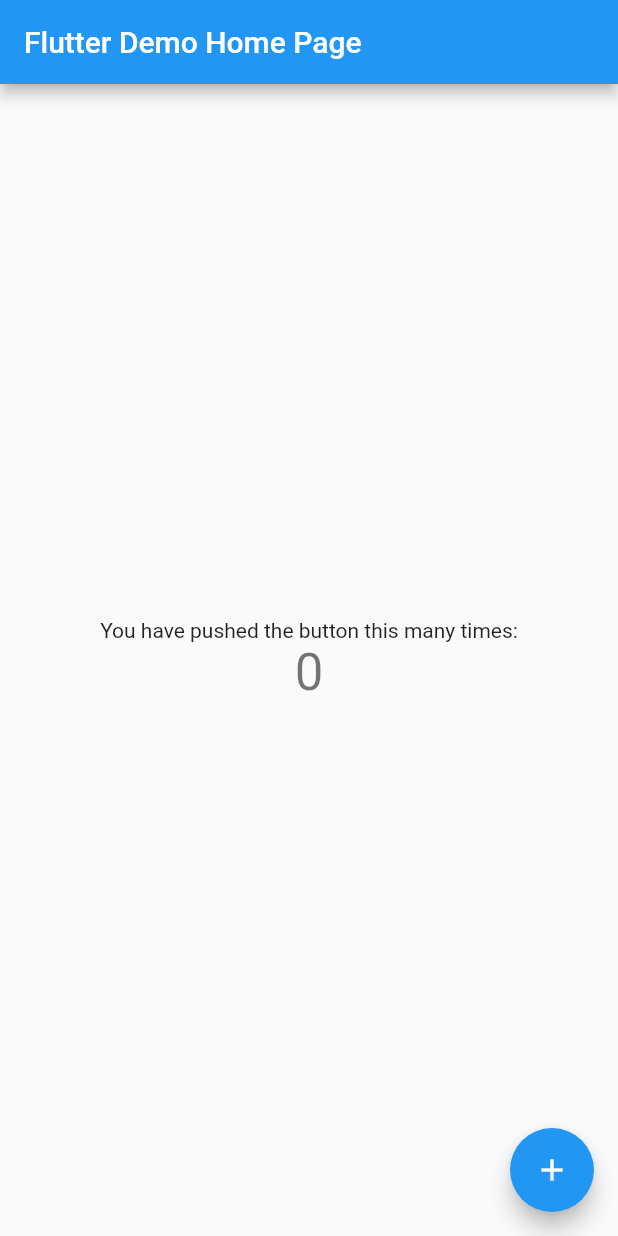
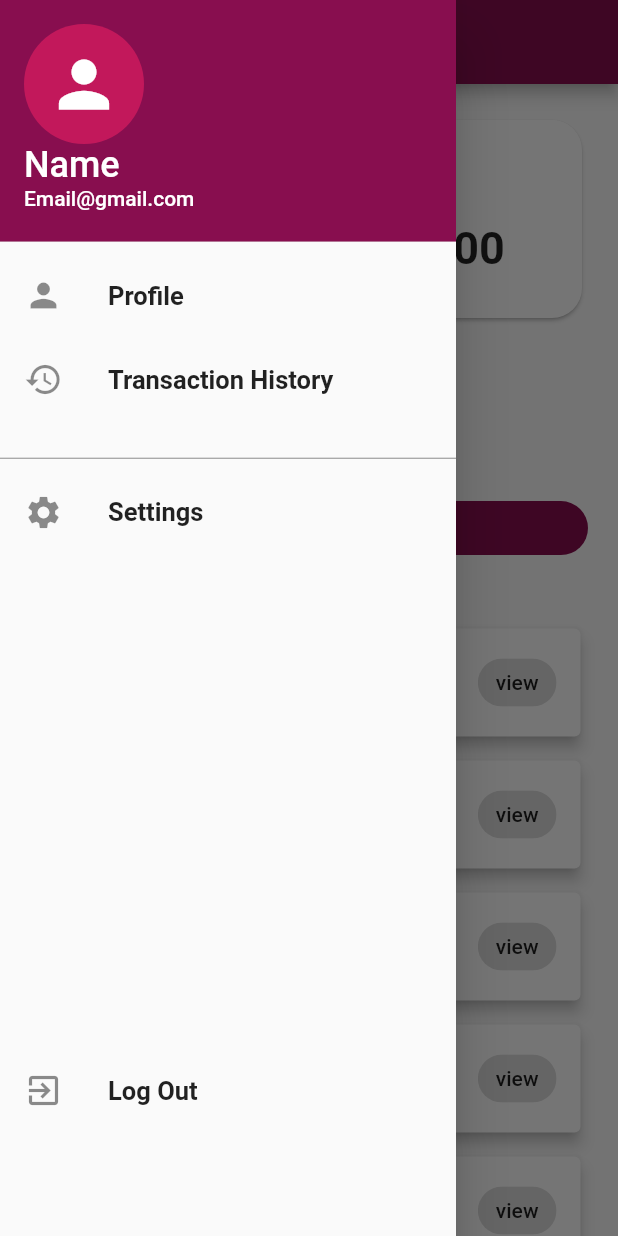
Before and after one commit to WojuadeAA/FlutterProjects, a Flutter app: the screen it shows after launch, with the side drawer open (before the commit the screen has no drawer), on a phone screen of 412 x 824 dp. Run offline on Flutter 3.47's test engine with Material 2 defaults, Android fonts, the phone set to English and light mode, and no system bars; our stand-ins replace google_fonts.

Commit message:
saturday 2239hours

```diff
--- /dev/null
+++ b/oneapppos/lib/Dashboard_Screen.dart
@@ -0,0 +1,250 @@
+import 'package:flutter/cupertino.dart';
+import 'package:flutter/material.dart';
+import 'package:google_fonts/google_fonts.dart';
+import 'package:intl/intl.dart';
+
+class DashBoard extends StatelessWidget {
+  var connectionStatus = false;
+  Widget buildListTile(String title, IconData icon, Function tapHandler) {
+    return ListTile(
+      leading: Icon(
+        icon,
+        size: 26,
+      ),
+      title: Text(
+        title,
+        style: GoogleFonts.aBeeZee(
+          fontSize: 17,
+          fontWeight: FontWeight.w700,
+        ),
+      ),
+      onTap: tapHandler,
+    );
+  }
+
+  Widget transactionItem({int amount, String name, DateTime date}) {
+    return Card(
+      elevation: 4,
+      margin: EdgeInsets.symmetric(
+        vertical: 8,
+        horizontal: 5,
+      ),
+      child: ListTile(
+          leading: CircleAvatar(
+            backgroundColor: Colors.pink,
+            radius: 30,
+            child: Padding(
+              padding: const EdgeInsets.all(5.0),
+              child: FittedBox(
+                child: Text(
+                  'N' '$amount',
+                ),
+              ),
+            ),
+          ),
+          title: Text(name),
+          subtitle: Text(
+            DateFormat.yMMMMd().format(date),
+          ),
+          trailing: Chip(label: Text('view'))),
+    );
+  }
+
+  @override
+  Widget build(BuildContext context) {
+    final mediaQuery = MediaQuery.of(context);
+    return Scaffold(
+      appBar: AppBar(
+        backgroundColor: Colors.pink[900],
+        title: Center(
+          child: Text('Dashboard'),
+        ),
+      ),
+      drawer: Drawer(
+        child: ListView(
+          children: <Widget>[
+            DrawerHeader(
+              decoration: BoxDecoration(
+                color: Colors.pink[900],
+              ),
+              child: Column(
+                crossAxisAlignment: CrossAxisAlignment.start,
+                mainAxisSize: MainAxisSize.max,
+                children: <Widget>[
+                  Row(
+                    children: <Widget>[
+                      CircleAvatar(
+                        child: Icon(
+                          Icons.person,
+                          size: 50,
+                        ),
+                        minRadius: 40,
+                      )
+                    ],
+                  ),
+                  Column(
+                    crossAxisAlignment: CrossAxisAlignment.start,
+                    mainAxisAlignment: MainAxisAlignment.spaceEvenly,
+                    children: <Widget>[
+                      Text(
+                        'Name',
+                        style: GoogleFonts.aBeeZee(
+                          color: Colors.white,
+                          fontSize: 24,
+                        ),
+                      ),
+                      Text(
+                        'Email@gmail.com',
+                        style: TextStyle(
+                          color: Colors.white,
+                        ),
+                      ),
+                    ],
+                  ),
+                ],
+              ),
+            ),
+            buildListTile("Profile", Icons.person, () {}),
+            buildListTile('Transaction History', Icons.history, () {
+              Navigator.of(context).pushNamed('/');
+            }),
+            SizedBox(
+              height: mediaQuery.size.height * .02,
+            ),
+            Divider(
+              color: Colors.black45,
+            ),
+            buildListTile("Settings", Icons.settings, () {
+              Navigator.of(context).pushNamed('/');
+            }),
+            SizedBox(
+              height: mediaQuery.size.height * .4,
+            ),
+            buildListTile('Log Out', Icons.exit_to_app, () {
+              Navigator.of(context).pushNamed('/');
+            }),
+          ],
+        ),
+      ),
+      body: SingleChildScrollView(
+        child: Column(
+          children: <Widget>[
+            Container(
+              width: double.maxFinite,
+              height: (mediaQuery.size.height - mediaQuery.padding.top) * 0.17,
+              margin: EdgeInsets.only(top: 20, left: 20, right: 20),
+              child: Card(
+                shape: RoundedRectangleBorder(
+                    borderRadius: BorderRadius.all(Radius.circular(20))),
+                child: Column(
+                  mainAxisAlignment: MainAxisAlignment.center,
+                  children: <Widget>[
+                    Padding(
+                      padding: const EdgeInsets.all(8.0),
+                      child: Text(
+                        'Current Balance',
+                        style: GoogleFonts.aBeeZee(
+                            fontSize: 20,
+                            fontWeight: FontWeight.bold,
+                            color: Colors.pink[900]),
+                      ),
+                    ),
+                    Padding(
+                      padding: const EdgeInsets.all(8.0),
+                      child: Text(
+                        'N 10000000000.00',
+                        style: GoogleFonts.aBeeZee(
+                            fontSize: 30, fontWeight: FontWeight.bold),
+                      ),
+                    ),
+                  ],
+                ),
+                color: Colors.white,
+              ),
+            ),
+            Container(
+              margin: EdgeInsets.all(20),
+              child: InkWell(
+                borderRadius: BorderRadius.all(Radius.circular(20)),
+                onTap: () {},
+                splashColor: Colors.pink[900],
+                child: ListTile(
+                  leading: connectionStatus
+                      ? Icon(Icons.bluetooth)
+                      : Icon(Icons.bluetooth_disabled),
+                  title: Center(
+                    child: Text(
+                      'connection status',
+                      style: GoogleFonts.aBeeZee(fontWeight: FontWeight.bold),
+                    ),
+                  ),
+                  subtitle: connectionStatus
+                      ? Center(
+                          child: Text(
+                            'Connected',
+                            style: GoogleFonts.aBeeZee(
+                                fontWeight: FontWeight.bold),
+                          ),
+                        )
+                      : Center(
+                          child: Text(
+                            'Disconnected',
+                            style: GoogleFonts.aBeeZee(
+                                fontWeight: FontWeight.bold),
+                          ),
+                        ),
+                ),
+              ),
+            ),
+            Container(
+              width: 4400,
+              margin: EdgeInsets.only(
+                left: 20,
+                right: 20,
+              ),
+              child: FlatButton(
+                color: Colors.pink[900],
+                splashColor: Colors.pink[100],
+                shape: RoundedRectangleBorder(
+                  borderRadius: BorderRadius.all(
+                    Radius.circular(20),
+                  ),
+                ),
+                onPressed: () {},
+                child: Text(
+                  'Withdraw',
+                  style: GoogleFonts.aBeeZee(fontSize: 23, color: Colors.white),
+                ),
+              ),
+            ),
+            Text(
+              'Transactions',
+              style: GoogleFonts.aBeeZee(
+                fontSize: 30,
+                fontWeight: FontWeight.bold,
+              ),
+            ),
+            Container(
+              margin: EdgeInsets.only(right: 20, left: 20),
+              //   height: (mediaQuery.size.height - mediaQuery.padding.top) * 0.5,
+              child: Column(
+                children: <Widget>[
+                  transactionItem(
+                      amount: 121, name: 'Account Name', date: DateTime.now()),
+                  transactionItem(
+                      amount: 121, name: 'Account Name', date: DateTime.now()),
+                  transactionItem(
+                      amount: 121, name: 'Account Name', date: DateTime.now()),
+                  transactionItem(
+                      amount: 121, name: 'Account Name', date: DateTime.now()),
+                  transactionItem(
+                      amount: 121, name: 'Account Name', date: DateTime.now()),
+                ],
+              ),
+            )
+          ],
+        ),
+      ),
+    );
+  }
+}
--- /dev/null
+++ b/oneapppos/lib/Transaction.dart
@@ -0,0 +1,21 @@
+import 'package:flutter/cupertino.dart';
+
+class Transaction {
+  //region properties
+//Properties
+  final String id;
+  final String title;
+  final double amount;
+  final DateTime date;
+
+  //ctors
+  Transaction({
+    @required this.id,
+    @required this.title,
+    @required this.amount,
+    @required this.date,
+  });
+
+//endregion
+
+}
--- a/oneapppos/lib/main.dart
+++ b/oneapppos/lib/main.dart
@@ -1,4 +1,5 @@
 import 'package:flutter/material.dart';
+import 'package:oneapppos/Dashboard_Screen.dart';
 
 void main() {
   runApp(MyApp());
@@ -11,22 +12,13 @@ class MyApp extends StatelessWidget {
     return MaterialApp(
       title: 'Flutter Demo',
       theme: ThemeData(
-        // This is the theme of your application.
-        //
-        // Try running your application with "flutter run". You'll see the
-        // application has a blue toolbar. Then, without quitting the app, try
-        // changing the primarySwatch below to Colors.green and then invoke
-        // "hot reload" (press "r" in the console where you ran "flutter run",
-        // or simply save your changes to "hot reload" in a Flutter IDE).
-        // Notice that the counter didn't reset back to zero; the application
-        // is not restarted.
-        primarySwatch: Colors.blue,
+        primarySwatch: Colors.pink,
         // This makes the visual density adapt to the platform that you run
         // the app on. For desktop platforms, the controls will be smaller and
         // closer together (more dense) than on mobile platforms.
         visualDensity: VisualDensity.adaptivePlatformDensity,
       ),
-      home: MyHomePage(title: 'Flutter Demo Home Page'),
+      home: DashBoard(),
     );
   }
 }
--- a/oneapppos/pubspec.yaml
+++ b/oneapppos/pubspec.yaml
@@ -28,6 +28,8 @@ dependencies:
   # The following adds the Cupertino Icons font to your application.
   # Use with the CupertinoIcons class for iOS style icons.
   cupertino_icons: ^0.1.3
+  google_fonts:
+  intl: ^0.16.1
 
 dev_dependencies:
   flutter_test:
```
Also changed, not shown: oneapppos/lib/Succes page.dart (added).
